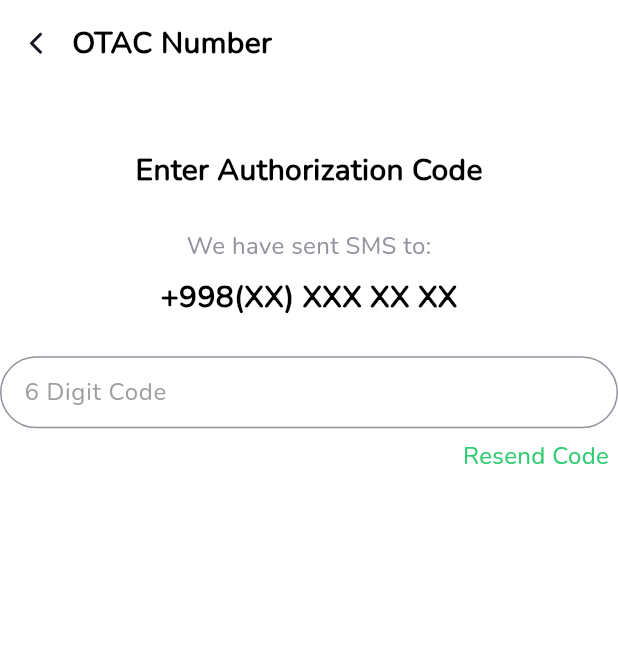
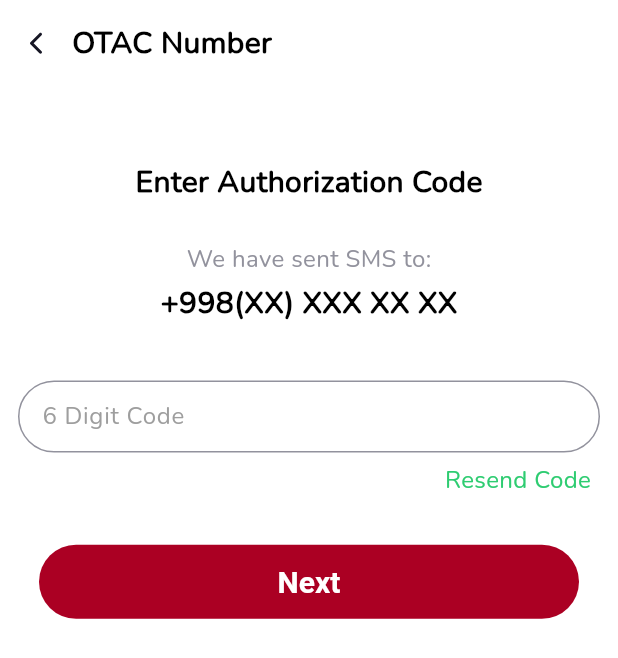
Before and after one commit to ilyosyusuf/organico, a Flutter app: the AuthorizationView screen opened directly, on a phone screen of 412 x 824 dp. Shown: the top 658 px of the screen. Run offline on Flutter 3.47's test engine with Material 2 defaults, Android fonts, the light colour scheme and no system bars; our stand-ins replace flutter_bloc, flutter_svg, intl_phone_field.

```diff
--- a/lib/screens/authentication/cubit/auth_cubit.dart
+++ b/lib/screens/authentication/cubit/auth_cubit.dart
@@ -3,7 +3,7 @@ import 'package:flutter_bloc/flutter_bloc.dart';
 import 'package:organico/screens/authentication/state/auth_state.dart';
 
 class AuthCubit extends Cubit<AuthState> {
-  AuthCubit() : super(SignUpState());
+  AuthCubit() : super(PhoneVerifyState());
 
   TextEditingController phoneController = TextEditingController();
   TextEditingController passwordController = TextEditingController();
--- a/lib/screens/authentication/view/pages/authorization_view.dart
+++ b/lib/screens/authentication/view/pages/authorization_view.dart
@@ -7,6 +7,7 @@ import 'package:organico/core/extensions/context_extension.dart';
 import 'package:organico/core/font/font_style.dart';
 import 'package:organico/screens/authentication/cubit/auth_cubit.dart';
 import 'package:organico/widgets/apbar/app_bar_widget.dart';
+import 'package:organico/widgets/buttons/elevated_button.dart';
 import 'package:organico/widgets/textform/text_form_widget.dart';
 
 class AuthorizationView extends StatelessWidget {
@@ -21,15 +22,20 @@ class AuthorizationView extends StatelessWidget {
             child: Column(
       children: [
         AppBarWidget(onPressed: () {}, text: "OTAC Number"),
-          SizedBox(height: context.h * 0.05),
+        SizedBox(height: context.h * 0.06),
         Text("Enter Authorization Code", style: FStyles.headline3s),
         SizedBox(height: context.h * 0.03),
         Text("We have sent SMS to:", style: FStyles.headline5main),
-          SizedBox(height: context.h * 0.01),
+        SizedBox(height: context.h * 0.005),
         Text("+998(XX) XXX XX XX", style: FStyles.headline3s),
         SizedBox(height: context.h * 0.03),
+        Padding(
+          padding: PMconst.small,
+          child: Column(
+            children: [
               MyTextField.textField(
-              text: "6 Digit Code", controller: data.authorizationController),
+                  text: "6 Digit Code",
+                  controller: data.authorizationController),
               Padding(
                 padding: PMconst.extraSmall,
                 child: Container(
@@ -45,8 +51,15 @@ class AuthorizationView extends StatelessWidget {
                   ),
                 ),
               ),
+              SizedBox(height: context.h * 0.03),
+              ElevatedButtonWidget(
+                  height: context.h * 0.06,
+                  child: Text("Next"),
+                  onPressed: () {})
             ],
           ),
-    ));
+        ),
+      ],
+    )));
   }
 }
--- a/lib/screens/authentication/view/pages/sign_up_view.dart
+++ b/lib/screens/authentication/view/pages/sign_up_view.dart
@@ -1,5 +1,6 @@
 import 'package:flutter/material.dart';
 import 'package:flutter_bloc/flutter_bloc.dart';
+import 'package:organico/core/components/keyboard_service.dart';
 import 'package:organico/core/constants/colors/color_const.dart';
 import 'package:organico/core/constants/icons/icon_const.dart';
 import 'package:organico/core/constants/pmconst/pm_const.dart';
@@ -41,10 +42,10 @@ class SignUpView extends StatelessWidget {
                     crossAxisAlignment: CrossAxisAlignment.start,
                     mainAxisAlignment: MainAxisAlignment.center,
                     children: [
-                      Text(
+                      if(!KeyBoardService.instance.isKeyBoard(context)) Text(
                           "It looks like you don’t have an account on this number. Please let us know some information for a secure service.",
                           style: FStyles.headline5main),
-                      SizedBox(height: context.h * 0.03),
+                      if(!KeyBoardService.instance.isKeyBoard(context)) SizedBox(height: context.h * 0.03),
                       Text("Full Name", style: FStyles.headline4text),
                       SizedBox(height: context.h * 0.01),
                       MyTextField.textField(
```
Also changed, not shown: lib/core/components/keyboard_service.dart (added, +9 -0 lines), lib/screens/authentication/view/pages/phone_verification.dart (+5 -2 lines), lib/screens/authentication/view/pages/sign_in_view.dart (+14 -7 lines). Lines whose indentation alone changed are shown as unchanged.
